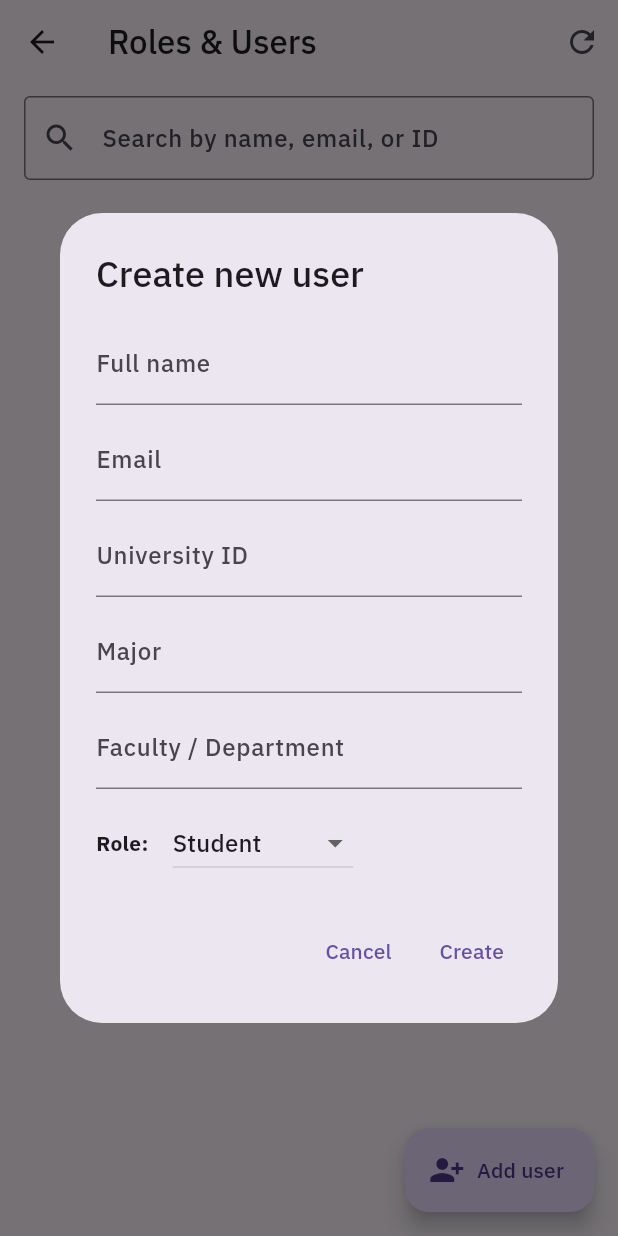
After one commit to unigohzla-png/UNiGO, a Flutter app: the SuperAdminRolesPage screen opened directly, after a tap on "Add user", on a phone screen of 412 x 824 dp. The commit adds this screen. Run offline on Flutter 3.47's test engine with Material 3 defaults, Android fonts, the phone set to English and light mode, and no system bars; our stand-ins replace cloud_firestore, firebase_auth, firebase_core, pdf, printing; accounts and stored records are empty; network calls fail; project files that could hold a hidden picture were left out.

Commit message:
A ADMIN create / delete users

```diff
--- a/lib/services/role_service.dart
+++ b/lib/services/role_service.dart
@@ -13,22 +13,33 @@ class RoleService {
 
     try {
       final doc = await _db.collection('roles').doc(user.uid).get();
-
       if (!doc.exists) {
-        // no role doc => normal student
         return UserRole.student;
       }
 
       final data = doc.data() as Map<String, dynamic>;
+
+      // ✅ New schema: { role: "student" | "admin" | "superAdmin" }
+      final roleStr = (data['role'] ?? '').toString();
+
+      switch (roleStr) {
+        case 'student':
+          return UserRole.student;
+        case 'admin':
+          return UserRole.admin;
+        case 'superAdmin':
+          return UserRole.superAdmin;
+      }
+
+      // 🕰 Backwards-compat: old schema { admin: bool, level: "normal"|"super" }
       final bool isAdmin = (data['admin'] ?? false) == true;
-      final String level = (data['level'] ?? 'normal') as String;
+      final String level = (data['level'] ?? 'normal').toString();
 
       if (!isAdmin) return UserRole.student;
       if (level == 'super') return UserRole.superAdmin;
       return UserRole.admin;
     } catch (e) {
-      // any error (including permission) => safest fallback is student
-      // ignore/log if you want
+      // safest fallback
       return UserRole.student;
     }
   }
--- /dev/null
+++ b/lib/services/super_admin_user_management_service.dart
@@ -0,0 +1,168 @@
+import 'dart:math';
+
+import 'package:cloud_firestore/cloud_firestore.dart';
+
+class ManagedUserSummary {
+  final String uid;
+  final String name;
+  final String email;
+  final String id;
+  final String role;
+
+  ManagedUserSummary({
+    required this.uid,
+    required this.name,
+    required this.email,
+    required this.id,
+    required this.role,
+  });
+}
+
+class SuperAdminUserManagementService {
+  SuperAdminUserManagementService._();
+
+  static final SuperAdminUserManagementService instance =
+      SuperAdminUserManagementService._();
+
+  final FirebaseFirestore _db = FirebaseFirestore.instance;
+
+  /// Load all users with their roles.
+  Future<List<ManagedUserSummary>> loadUsersWithRoles() async {
+    final usersSnap = await _db.collection('users').get();
+    final rolesSnap = await _db.collection('roles').get();
+
+    final roleMap = <String, String>{};
+    for (final doc in rolesSnap.docs) {
+      final data = doc.data();
+      final r = (data['role'] ?? 'student').toString();
+      roleMap[doc.id] = r;
+    }
+
+    final result = <ManagedUserSummary>[];
+
+    for (final doc in usersSnap.docs) {
+      final data = doc.data();
+      final uid = doc.id;
+      final name = (data['name'] ?? data['fullName'] ?? '').toString().trim();
+      final email = (data['email'] ?? '').toString().trim();
+      final id = (data['id'] ?? '').toString().trim();
+      final role = roleMap[uid] ?? 'student';
+
+      result.add(
+        ManagedUserSummary(
+          uid: uid,
+          name: name,
+          email: email,
+          id: id,
+          role: role,
+        ),
+      );
+    }
+
+    // sort alphabetically by name
+    result.sort((a, b) => a.name.compareTo(b.name));
+    return result;
+  }
+
+  /// Change the role of an existing user.
+  Future<void> setUserRole({
+    required String uid,
+    required String role, // 'student' | 'admin' | 'superAdmin'
+  }) async {
+    await _db.collection('roles').doc(uid).set({
+      'role': role,
+    }, SetOptions(merge: true));
+  }
+
+  /// Create a new user document + role in Firestore only.
+  ///
+  /// NOTE: This does NOT create the Firebase Auth user; that requires Admin SDK
+  /// (Cloud Functions / backend). We store the generated password in the user
+  /// doc so you can sync it later.
+  Future<String> createUserFirestoreOnly({
+    required String fullName,
+    required String email,
+    required String universityId,
+    required String major,
+    required String department,
+    required String role, // 'student' | 'admin' | 'superAdmin'
+  }) async {
+    // Temporary password using your rule:
+    // firstLetterOfFirstName + symbol + 4 random digits
+    final password = _generatePassword(fullName);
+
+    // Generate a Firestore doc with a random ID as the uid
+    final docRef = _db.collection('users').doc();
+    final uid = docRef.id;
+
+    await docRef.set({
+      'name': fullName,
+      'email': email,
+      'id': universityId,
+      'major': major,
+      'faculty': department,
+      'gpa': 0.0,
+      'location': '',
+      'houseaddress': '',
+      'identifiers': {},
+      'paynum': '',
+      'university': '',
+      'advisor': '',
+      'dob': null,
+      'enrolledCourses': [],
+      'upcomingCourses': [],
+      'previousCourses': {},
+      'withdrawnCourses': [],
+      'upcomingSections': {},
+      'courseGrades': {},
+      'year': '',
+      'createdAt': FieldValue.serverTimestamp(),
+      // flags for backend / manual work
+      'markForAuthCreation': true,
+      'initialPassword': password,
+    });
+
+    await _db.collection('roles').doc(uid).set({'role': role});
+
+    return password;
+  }
+
+  /// Delete a student's Firestore data (users doc, roles doc, personal calendar).
+  ///
+  /// NOTE: This does NOT delete the Firebase Auth user; that must be done
+  /// with the Admin SDK (Cloud Functions / console).
+  Future<void> deleteUserDataFirestore(String uid) async {
+    // Delete roles/{uid}
+    await _db.collection('roles').doc(uid).delete();
+
+    // Delete personal calendar events owned by this user
+    final eventsSnap = await _db
+        .collection('calendarEvents')
+        .where('ownerId', isEqualTo: uid)
+        .get();
+    for (final doc in eventsSnap.docs) {
+      await doc.reference.delete();
+    }
+
+    // TODO: delete any subcollections under users/{uid} if you add them later
+    await _db.collection('users').doc(uid).delete();
+
+    // Mark for Auth deletion (to be handled by backend or manually)
+    await _db.collection('deletedUsers').doc(uid).set({
+      'uid': uid,
+      'requestedAt': FieldValue.serverTimestamp(),
+    });
+  }
+
+  String _generatePassword(String fullName) {
+    final trimmed = fullName.trim();
+    final firstLetter = trimmed.isEmpty
+        ? 'u'
+        : trimmed[0].toLowerCase(); // first char
+    const symbol = '@';
+    final random = Random.secure();
+    final number = random.nextInt(10000); // 0..9999
+    final digits = number.toString().padLeft(4, '0');
+    return '$firstLetter$symbol$digits';
+  }
+}
--- /dev/null
+++ b/lib/views/admin/super_admin_roles_page.dart
@@ -0,0 +1,470 @@
+import 'package:flutter/material.dart';
+
+import '../../services/super_admin_user_management_service.dart';
+
+class SuperAdminRolesPage extends StatefulWidget {
+  const SuperAdminRolesPage({super.key});
+
+  @override
+  State<SuperAdminRolesPage> createState() => _SuperAdminRolesPageState();
+}
+
+class _SuperAdminRolesPageState extends State<SuperAdminRolesPage> {
+  final _service = SuperAdminUserManagementService.instance;
+
+  bool _loading = true;
+  bool _busy = false; // for inline operations (change role / delete)
+  String _search = '';
+
+  List<ManagedUserSummary> _users = [];
+
+  @override
+  void initState() {
+    super.initState();
+    _loadUsers();
+  }
+
+  Future<void> _loadUsers() async {
+    setState(() {
+      _loading = true;
+    });
+
+    try {
+      final users = await _service.loadUsersWithRoles();
+      setState(() {
+        _users = users;
+      });
+    } catch (e) {
+      if (mounted) {
+        ScaffoldMessenger.of(
+          context,
+        ).showSnackBar(SnackBar(content: Text('Failed to load users: $e')));
+      }
+    } finally {
+      if (mounted) {
+        setState(() {
+          _loading = false;
+        });
+      }
+    }
+  }
+
+  List<ManagedUserSummary> get _filteredUsers {
+    if (_search.trim().isEmpty) return _users;
+    final q = _search.trim().toLowerCase();
+    return _users.where((u) {
+      return u.name.toLowerCase().contains(q) ||
+          u.email.toLowerCase().contains(q) ||
+          u.id.toLowerCase().contains(q);
+    }).toList();
+  }
+
+  Future<void> _changeRole(ManagedUserSummary user, String newRole) async {
+    if (_busy) return;
+    setState(() {
+      _busy = true;
+    });
+    try {
+      await _service.setUserRole(uid: user.uid, role: newRole);
+      // update local list
+      setState(() {
+        final idx = _users.indexWhere((u) => u.uid == user.uid);
+        if (idx != -1) {
+          _users[idx] = ManagedUserSummary(
+            uid: user.uid,
+            name: user.name,
+            email: user.email,
+            id: user.id,
+            role: newRole,
+          );
+        }
+      });
+      if (mounted) {
+        ScaffoldMessenger.of(context).showSnackBar(
+          SnackBar(content: Text('Role updated to $newRole for ${user.name}')),
+        );
+      }
+    } catch (e) {
+      if (mounted) {
+        ScaffoldMessenger.of(
+          context,
+        ).showSnackBar(SnackBar(content: Text('Failed to update role: $e')));
+      }
+    } finally {
+      if (mounted) {
+        setState(() {
+          _busy = false;
+        });
+      }
+    }
+  }
+
+  Future<void> _deleteUser(ManagedUserSummary user) async {
+    final confirm = await showDialog<bool>(
+      context: context,
+      builder: (ctx) => AlertDialog(
+        title: const Text('Delete user'),
+        content: Text(
+          'Are you sure you want to delete "${user.name}" '
+          'and all of their data? This cannot be undone.',
+        ),
+        actions: [
+          TextButton(
+            onPressed: () => Navigator.of(ctx).pop(false),
+            child: const Text('Cancel'),
+          ),
+          TextButton(
+            onPressed: () => Navigator.of(ctx).pop(true),
+            style: TextButton.styleFrom(foregroundColor: Colors.red),
+            child: const Text('Delete'),
+          ),
+        ],
+      ),
+    );
+
+    if (confirm != true) return;
+
+    if (_busy) return;
+
+    setState(() {
+      _busy = true;
+    });
+
+    try {
+      await _service.deleteUserDataFirestore(user.uid);
+      setState(() {
+        _users.removeWhere((u) => u.uid == user.uid);
+      });
+      if (mounted) {
+        ScaffoldMessenger.of(
+          context,
+        ).showSnackBar(SnackBar(content: Text('User "${user.name}" deleted')));
+      }
+    } catch (e) {
+      if (mounted) {
+        ScaffoldMessenger.of(
+          context,
+        ).showSnackBar(SnackBar(content: Text('Failed to delete user: $e')));
+      }
+    } finally {
+      if (mounted) {
+        setState(() {
+          _busy = false;
+        });
+      }
+    }
+  }
+
+  Future<void> _showCreateUserDialog() async {
+    final fullNameCtrl = TextEditingController();
+    final emailCtrl = TextEditingController();
+    final idCtrl = TextEditingController();
+    final majorCtrl = TextEditingController();
+    final departmentCtrl = TextEditingController();
+    String selectedRole = 'student';
+
+    final createdPassword = await showDialog<String>(
+      context: context,
+      barrierDismissible: false,
+      builder: (ctx) {
+        return StatefulBuilder(
+          builder: (ctx, setLocalState) {
+            return AlertDialog(
+              title: const Text('Create new user'),
+              content: SingleChildScrollView(
+                child: Column(
+                  mainAxisSize: MainAxisSize.min,
+                  children: [
+                    TextField(
+                      controller: fullNameCtrl,
+                      textInputAction: TextInputAction.next,
+                      decoration: const InputDecoration(
+                        labelText: 'Full name',
+                        hintText: 'e.g. Hamzeh Ahmad Ali Alsyouf',
+                      ),
+                    ),
+                    const SizedBox(height: 8),
+                    TextField(
+                      controller: emailCtrl,
+                      textInputAction: TextInputAction.next,
+                      keyboardType: TextInputType.emailAddress,
+                      decoration: const InputDecoration(
+                        labelText: 'Email',
+                        hintText: 'student@example.edu',
+                      ),
+                    ),
+                    const SizedBox(height: 8),
+                    TextField(
+                      controller: idCtrl,
+                      textInputAction: TextInputAction.next,
+                      decoration: const InputDecoration(
+                        labelText: 'University ID',
+                        hintText: 'e.g. 8110211720',
+                      ),
+                    ),
+                    const SizedBox(height: 8),
+                    TextField(
+                      controller: majorCtrl,
+                      textInputAction: TextInputAction.next,
+                      decoration: const InputDecoration(
+                        labelText: 'Major',
+                        hintText: 'e.g. Computer Science',
+                      ),
+                    ),
+                    const SizedBox(height: 8),
+                    TextField(
+                      controller: departmentCtrl,
+                      textInputAction: TextInputAction.done,
+                      decoration: const InputDecoration(
+                        labelText: 'Faculty / Department',
+                        hintText:
+                            'e.g. King Abdullah II School of Information Technology',
+                      ),
+                    ),
+                    const SizedBox(height: 12),
+                    Row(
+                      children: [
+                        const Text(
+                          'Role:',
+                          style: TextStyle(fontWeight: FontWeight.w600),
+                        ),
+                        const SizedBox(width: 16),
+                        DropdownButton<String>(
+                          value: selectedRole,
+                          items: const [
+                            DropdownMenuItem(
+                              value: 'student',
+                              child: Text('Student'),
+                            ),
+                            DropdownMenuItem(
+                              value: 'admin',
+                              child: Text('Admin'),
+                            ),
+                            DropdownMenuItem(
+                              value: 'superAdmin',
+                              child: Text('Super Admin'),
+                            ),
+                          ],
+                          onChanged: (val) {
+                            if (val == null) return;
+                            setLocalState(() {
+                              selectedRole = val;
+                            });
+                          },
+                        ),
+                      ],
+                    ),
+                  ],
+                ),
+              ),
+              actions: [
+                TextButton(
+                  onPressed: () => Navigator.of(ctx).pop(null),
+                  child: const Text('Cancel'),
+                ),
+                TextButton(
+                  onPressed: () async {
+                    final fullName = fullNameCtrl.text.trim();
+                    final email = emailCtrl.text.trim();
+                    final uniId = idCtrl.text.trim();
+                    final major = majorCtrl.text.trim();
+                    final dept = departmentCtrl.text.trim();
+
+                    if (fullName.isEmpty ||
+                        email.isEmpty ||
+                        uniId.isEmpty ||
+                        major.isEmpty ||
+                        dept.isEmpty) {
+                      ScaffoldMessenger.of(context).showSnackBar(
+                        const SnackBar(content: Text('Please fill all fields')),
+                      );
+                      return;
+                    }
+
+                    try {
+                      final password = await _service.createUserFirestoreOnly(
+                        fullName: fullName,
+                        email: email,
+                        universityId: uniId,
+                        major: major,
+                        department: dept,
+                        role: selectedRole,
+                      );
+
+                      Navigator.of(ctx).pop(password);
+                    } catch (e) {
+                      ScaffoldMessenger.of(context).showSnackBar(
+                        SnackBar(content: Text('Failed to create user: $e')),
+                      );
+                    }
+                  },
+                  child: const Text('Create'),
+                ),
+              ],
+            );
+          },
+        );
+      },
+    );
+
+    if (createdPassword != null) {
+      // Reload users list so the new user appears
+      await _loadUsers();
+
+      if (!mounted) return;
+
+      await showDialog<void>(
+        context: context,
+        builder: (ctx) => AlertDialog(
+          title: const Text('User created'),
+          content: Column(
+            mainAxisSize: MainAxisSize.min,
+            crossAxisAlignment: CrossAxisAlignment.start,
+            children: [
+              const Text(
+                'The user has been created in Firestore.\n\n'
+                'Temporary password:',
+              ),
+              const SizedBox(height: 8),
+              SelectableText(
+                createdPassword,
+                style: const TextStyle(
+                  fontSize: 20,
+                  fontWeight: FontWeight.bold,
+                ),
+              ),
+              const SizedBox(height: 8),
+              const Text('Please share this password securely with the user.'),
+            ],
+          ),
+          actions: [
+            TextButton(
+              onPressed: () => Navigator.of(ctx).pop(),
+              child: const Text('OK'),
+            ),
+          ],
+        ),
+      );
+    }
+  }
+
+  @override
+  Widget build(BuildContext context) {
+    final users = _filteredUsers;
+
+    return Scaffold(
+      appBar: AppBar(
+        title: const Text('Roles & Users'),
+        actions: [
+          IconButton(
+            onPressed: _loading ? null : _loadUsers,
+            icon: const Icon(Icons.refresh),
+            tooltip: 'Reload',
+          ),
+        ],
+      ),
+      floatingActionButton: FloatingActionButton.extended(
+        onPressed: _busy ? null : _showCreateUserDialog,
+        icon: const Icon(Icons.person_add_alt_1),
+        label: const Text('Add user'),
+      ),
+      body: Column(
+        children: [
+          Padding(
+            padding: const EdgeInsets.symmetric(horizontal: 16, vertical: 8),
+            child: TextField(
+              decoration: const InputDecoration(
+                prefixIcon: Icon(Icons.search),
+                hintText: 'Search by name, email, or ID',
+                border: OutlineInputBorder(),
+              ),
+              onChanged: (val) {
+                setState(() {
+                  _search = val;
+                });
+              },
+            ),
+          ),
+          if (_loading)
+            const Expanded(child: Center(child: CircularProgressIndicator()))
+          else if (users.isEmpty)
+            const Expanded(
+              child: Center(
+                child: Text(
+                  'No users found.\nUse "Add user" to create a new account.',
+                  textAlign: TextAlign.center,
+                ),
+              ),
+            )
+          else
+            Expanded(
+              child: ListView.separated(
+                itemCount: users.length,
+                separatorBuilder: (_, __) => const Divider(height: 1),
+                itemBuilder: (context, index) {
+                  final user = users[index];
+                  return ListTile(
+                    title: Text(
+                      user.name.isEmpty ? '(No name)' : user.name,
+                      maxLines: 1,
+                      overflow: TextOverflow.ellipsis,
+                    ),
+                    subtitle: Text(
+                      '${user.email.isEmpty ? 'No email' : user.email} · '
+                      'ID: ${user.id.isEmpty ? '—' : user.id}',
+                    ),
+                    leading: CircleAvatar(
+                      child: Text(
+                        user.name.isEmpty
+                            ? '?'
+                            : user.name.characters.first.toUpperCase(),
+                      ),
+                    ),
+                    trailing: Row(
+                      mainAxisSize: MainAxisSize.min,
+                      children: [
+                        DropdownButton<String>(
+                          value: user.role,
+                          underline: const SizedBox.shrink(),
+                          items: const [
+                            DropdownMenuItem(
+                              value: 'student',
+                              child: Text('Student'),
+                            ),
+                            DropdownMenuItem(
+                              value: 'admin',
+                              child: Text('Admin'),
+                            ),
+                            DropdownMenuItem(
+                              value: 'superAdmin',
+                              child: Text('Super Admin'),
+                            ),
+                          ],
+                          onChanged: _busy
+                              ? null
+                              : (value) {
+                                  if (value == null || value == user.role)
+                                    return;
+                                  _changeRole(user, value);
+                                },
+                        ),
+                        const SizedBox(width: 8),
+                        IconButton(
+                          icon: const Icon(
+                            Icons.delete_outline,
+                            color: Colors.redAccent,
+                          ),
+                          onPressed: _busy ? null : () => _deleteUser(user),
+                          tooltip: 'Delete user',
+                        ),
+                      ],
+                    ),
+                  );
+                },
+              ),
+            ),
+        ],
+      ),
+    );
+  }
+}
```
Also changed, not shown: lib/views/admin/admin_root_page.dart (+16 -0 lines), lib/views/pages/login_page.dart (+25 -3 lines), 1 other file.
